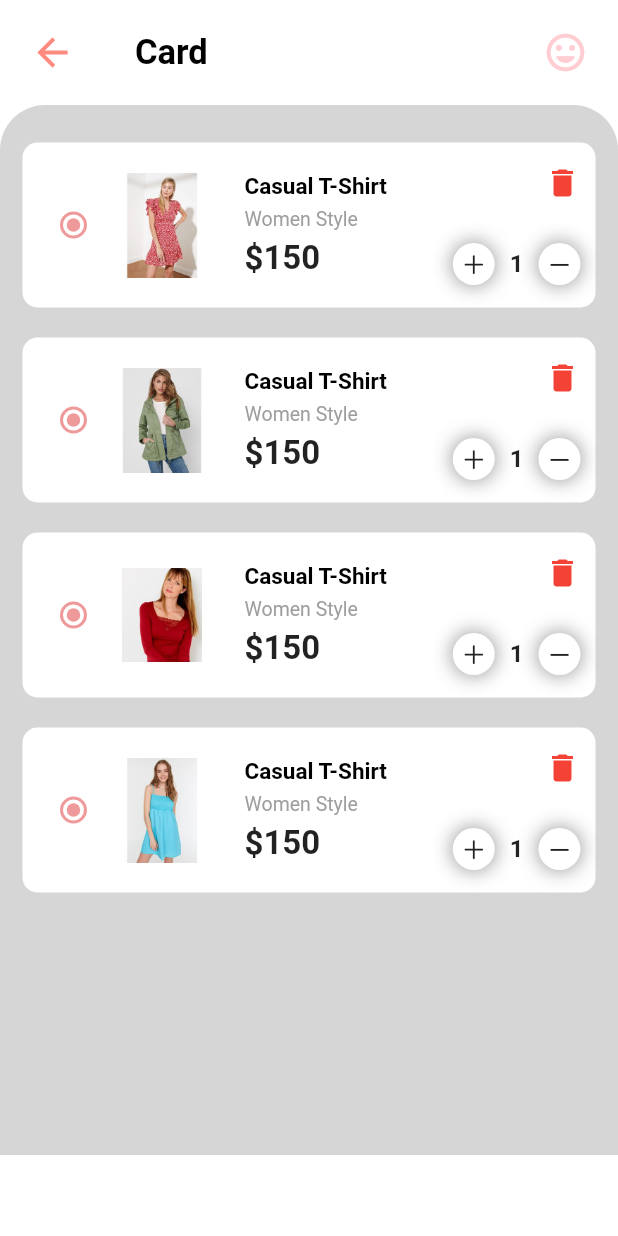
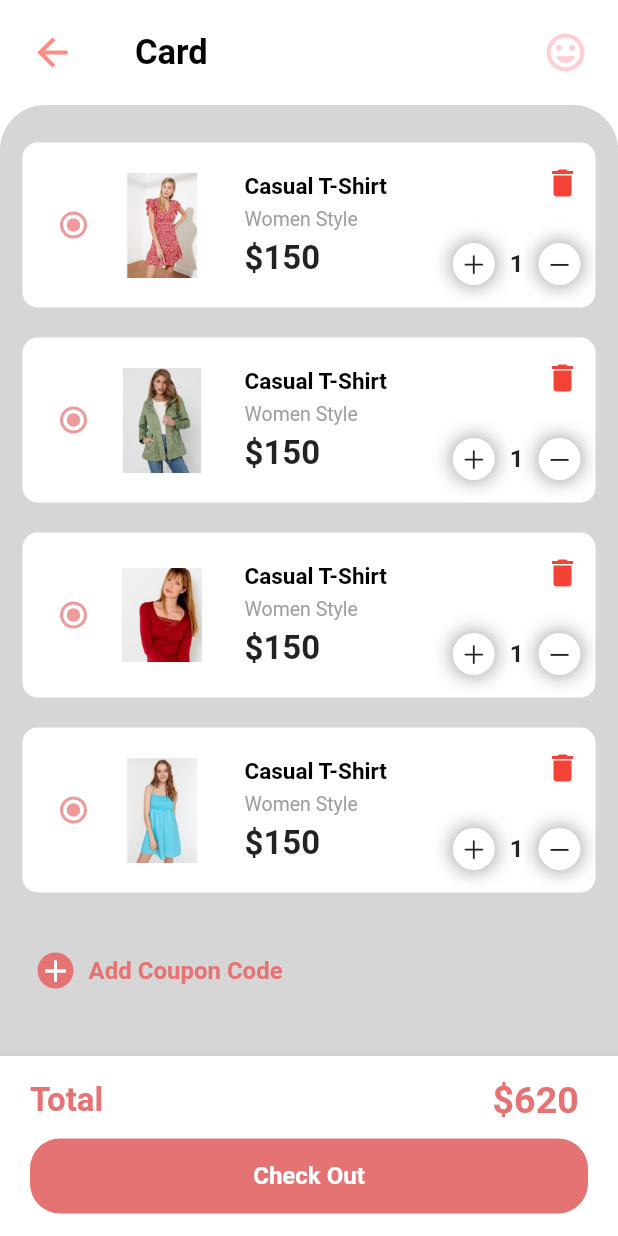
Before and after one commit to home-22/online_shop_app, a Flutter app: the CartPage screen opened directly, on a phone screen of 412 x 824 dp. Run offline on Flutter 3.47's test engine with Material 2 defaults, Android fonts, the phone set to English and light mode, and no system bars; our stand-ins replace badges, curved_navigation_bar.

Commit message:
online_shop_app

```diff
--- a/lib/main.dart
+++ b/lib/main.dart
@@ -1,6 +1,7 @@
 import 'package:flutter/material.dart';
 import 'package:online_shop_app/pages/Cart_Page.dart';
 import 'package:online_shop_app/pages/Home_Page.dart';
+import 'package:online_shop_app/pages/Item_Page.dart';
 
 void main() {
   runApp(const MyApp());
@@ -16,8 +17,9 @@ class MyApp extends StatelessWidget {
       debugShowCheckedModeBanner: false,
       theme: ThemeData(scaffoldBackgroundColor: Colors.white),
       routes: {
-        //    '/': (context) => const HomePage(),
-        '/': (context) => const CartPage()
+        '/': (context) => const HomePage(),
+        'CartPage': (context) => const CartPage(),
+        'ItemPage': (context) => const ItemPage(),
       },
     );
   }
--- a/lib/pages/Cart_Page.dart
+++ b/lib/pages/Cart_Page.dart
@@ -1,5 +1,6 @@
 import 'package:flutter/material.dart';
 import 'package:online_shop_app/widgets/CartAppBar.dart';
+import 'package:online_shop_app/widgets/CartBottomNavBar.dart';
 import 'package:online_shop_app/widgets/Cart_Items.dart';
 
 class CartPage extends StatelessWidget {
@@ -10,23 +11,55 @@ class CartPage extends StatelessWidget {
     return Scaffold(
       body: ListView(
         children: [
-          CartAppBar(),
+          const CartAppBar(),
           Container(
             height: 700,
-            padding: EdgeInsets.only(top: 15),
+            padding: const EdgeInsets.only(top: 15),
             decoration: BoxDecoration(
               color: Colors.grey[350],
-              borderRadius: BorderRadius.only(
+              borderRadius: const BorderRadius.only(
                 topLeft: Radius.circular(30),
                 topRight: Radius.circular(30),
               ),
             ),
             child: Column(
-              children: [CartItems()],
+              children: [
+                const CartItems(),
+                Container(
+                  margin: const EdgeInsets.symmetric(vertical: 20, horizontal: 15),
+                  padding: const EdgeInsets.all(10),
+                  child: Row(
+                    children: [
+                      Container(
+                        decoration: BoxDecoration(
+                          color: Colors.red[300],
+                          borderRadius: BorderRadius.circular(20),
+                        ),
+                        child: const Icon(
+                          Icons.add,
+                          color: Colors.white,
+                        ),
+                      ),
+                      Padding(
+                        padding: const EdgeInsets.symmetric(horizontal: 10),
+                        child: Text(
+                          'Add Coupon Code',
+                          style: TextStyle(
+                            color: Colors.red[300],
+                            fontSize: 16,
+                            fontWeight: FontWeight.bold,
+                          ),
+                        ),
+                      )
+                    ],
+                  ),
+                ),
+              ],
             ),
-          )
+          ),
         ],
       ),
+      bottomNavigationBar: const CartBottomNavBar(),
     );
   }
 }
--- /dev/null
+++ b/lib/pages/Item_Page.dart
@@ -0,0 +1,13 @@
+import 'package:flutter/material.dart';
+
+
+class ItemPage extends StatelessWidget {
+  const ItemPage({Key? key}) : super(key: key);
+
+  @override
+  Widget build(BuildContext context) {
+    return Scaffold(
+      backgroundColor: Colors.white,
+    );
+  }
+}
--- a/lib/widgets/CartAppBar.dart
+++ b/lib/widgets/CartAppBar.dart
@@ -18,7 +18,7 @@ class CartAppBar extends StatelessWidget {
               color: Colors.redAccent[100],
             ),
           ),
-          Padding(
+          const Padding(
             padding: EdgeInsets.only(left: 40),
             child: Text(
               'Card',
--- /dev/null
+++ b/lib/widgets/CartBottomNavBar.dart
@@ -0,0 +1,56 @@
+import 'package:flutter/material.dart';
+
+
+class CartBottomNavBar extends StatelessWidget {
+  const CartBottomNavBar({Key? key}) : super(key: key);
+
+  @override
+  Widget build(BuildContext context) {
+    return BottomAppBar(
+      child: Container(
+        padding: const EdgeInsets.symmetric(horizontal: 20, vertical: 15),
+        height: 120,
+        child: Column(
+          mainAxisAlignment: MainAxisAlignment.spaceBetween,
+          children: [
+            Row(
+              mainAxisAlignment: MainAxisAlignment.spaceBetween,
+              children: [
+                Text(
+                  'Total',
+                  style: TextStyle(
+                      color: Colors.red[300],
+                      fontSize: 22,
+                      fontWeight: FontWeight.bold),
+                ),
+                Text(
+                  '\$620 ',
+                  style: TextStyle(
+                      color: Colors.red[300],
+                      fontSize: 25,
+                      fontWeight: FontWeight.bold),
+                ),
+              ],
+            ),
+            Container(
+              alignment: Alignment.center,
+              height: 50,
+              width: double.infinity,
+              decoration: BoxDecoration(
+                color: Colors.red[300],
+                borderRadius: BorderRadius.circular(20),
+              ),
+              child: const Text(
+                'Check Out',
+                style: TextStyle(
+                    color: Colors.white,
+                    fontSize: 16,
+                    fontWeight: FontWeight.bold),
+              ),
+            )
+          ],
+        ),
+      ),
+    );
+  }
+}
--- a/lib/widgets/Items.dart
+++ b/lib/widgets/Items.dart
@@ -25,10 +25,10 @@ class Items extends StatelessWidget {
                   mainAxisAlignment: MainAxisAlignment.spaceBetween,
                   children: [
                     Container(
-                      padding: EdgeInsets.all(5),
+                      padding: const EdgeInsets.all(5),
                       decoration: BoxDecoration(
                         borderRadius: BorderRadius.circular(20),
-                        color: Color(0xFE5E69E9),
+                        color: const Color(0xFE5E69E9),
                       ),
                       child: const Text(
                         '-50%',
@@ -38,7 +38,7 @@ class Items extends StatelessWidget {
                             fontWeight: FontWeight.bold),
                       ),
                     ),
-                    Icon(
+                    const Icon(
                       Icons.favorite_border,
                       color: Colors.red,
                     ),
@@ -47,7 +47,7 @@ class Items extends StatelessWidget {
                 InkWell(
                   onTap: () {},
                   child: Container(
-                    margin: EdgeInsets.all(10),
+                    margin: const EdgeInsets.all(10),
                     child: Image.asset(
                       'images/$i.jpg',
                       height: 100,
@@ -57,9 +57,9 @@ class Items extends StatelessWidget {
                   ),
                 ),
                 Container(
-                  padding: EdgeInsets.only(bottom: 10),
+                  padding: const EdgeInsets.only(bottom: 10),
                   alignment: Alignment.centerLeft,
-                  child: Text(
+                  child: const Text(
                     'Product Title',
                     style: TextStyle(
                         fontSize: 18,
@@ -69,13 +69,13 @@ class Items extends StatelessWidget {
                 ),
                 Container(
                   alignment: Alignment.centerLeft,
-                  child: Text('Write description of products... '),
+                  child: const Text('Write description of products... '),
                 ),
                 Padding(
-                  padding: EdgeInsets.symmetric(vertical: 10),
+                  padding: const EdgeInsets.symmetric(vertical: 10),
                   child: Row(
                     mainAxisAlignment: MainAxisAlignment.spaceBetween,
-                    children: [
+                    children: const [
                       Text(
                         '\$ 129.00',
                         style: TextStyle(
```
